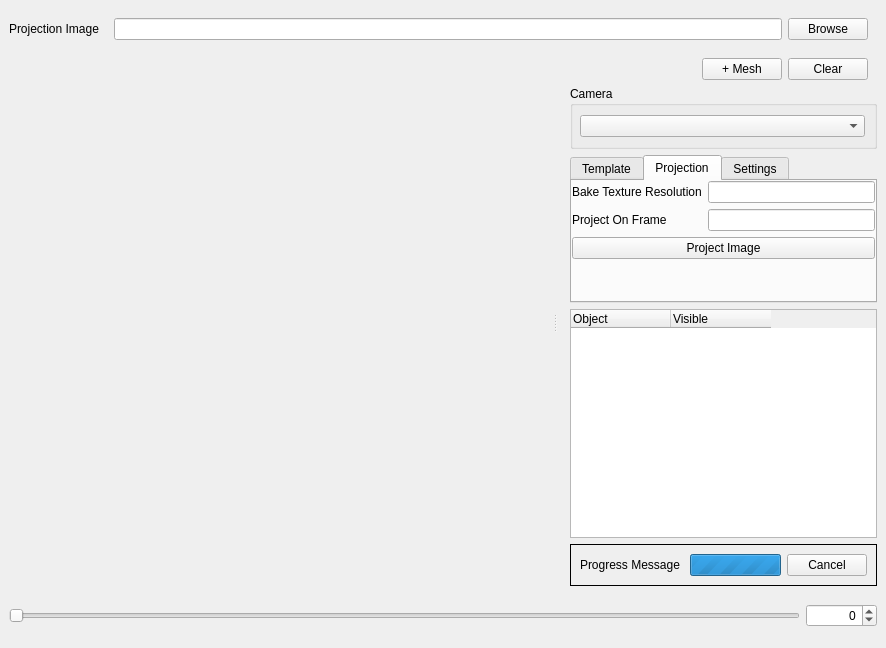
Before: the Qt Designer form src/projector.ui in markreidvfx/glprojectiontool, drawn with Qt 5.
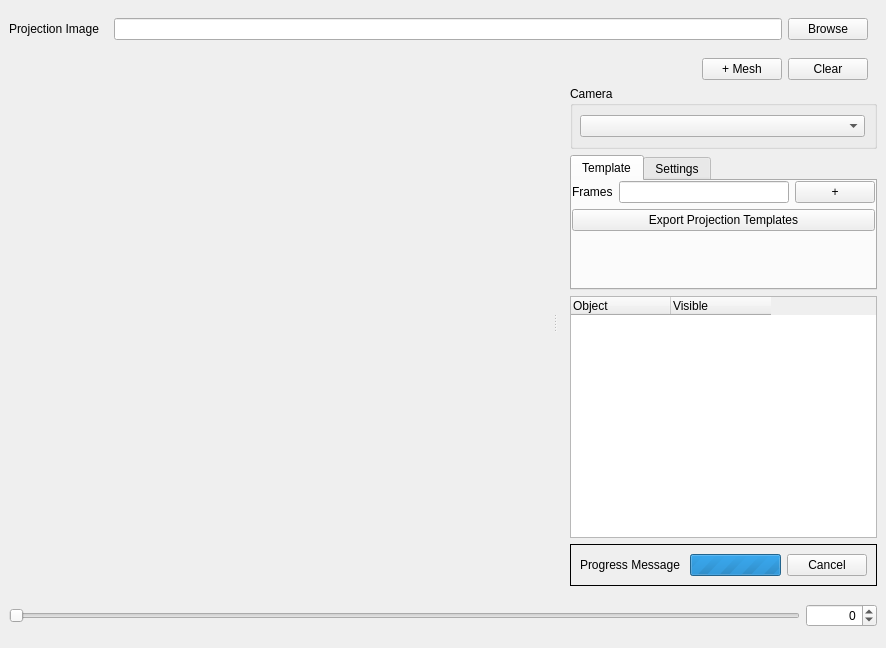
After: the same form once the commit is applied. The open tabs and pages were chosen to show the change. Custom widgets are drawn as their Qt base class.

Commit message: removed projection tab for now

What changed in the file:
```diff
--- a/src/projector.ui
+++ b/src/projector.ui
@@ -226,7 +226,7 @@
             </layout>
            </widget>
           </item>
-          <item alignment="Qt::AlignTop">
+          <item>
            <widget class="QTabWidget" name="mode_select">
             <property name="sizePolicy">
              <sizepolicy hsizetype="Expanding" vsizetype="Minimum">
@@ -309,69 +309,6 @@
               </item>
              </layout>
             </widget>
-            <widget class="QWidget" name="Projection">
-             <attribute name="title">
-              <string>Projection</string>
-             </attribute>
-             <layout class="QVBoxLayout" name="verticalLayout_6">
-              <property name="leftMargin">
-               <number>0</number>
-              </property>
-              <property name="topMargin">
-               <number>0</number>
-              </property>
-              <property name="rightMargin">
-               <number>0</number>
-              </property>
-              <property name="bottomMargin">
-               <number>0</number>
-              </property>
-              <item>
-               <layout class="QGridLayout" name="gridLayout_3">
-                <item row="0" column="0">
-                 <widget class="QLabel" name="label_3">
-                  <property name="text">
-                   <string>Bake Texture Resolution</string>
-                  </property>
-                 </widget>
-                </item>
-                <item row="0" column="1">
-                 <widget class="QLineEdit" name="lineEdit_3"/>
-                </item>
-                <item row="1" column="0">
-                 <widget class="QLabel" name="label_4">
-                  <property name="text">
-                   <string>Project On Frame</string>
-                  </property>
-                 </widget>
-                </item>
-                <item row="1" column="1">
-                 <widget class="QLineEdit" name="lineEdit_4"/>
-                </item>
-               </layout>
-              </item>
-              <item>
-               <widget class="QPushButton" name="pushButton_2">
-                <property name="text">
-                 <string>Project Image</string>
-                </property>
-               </widget>
-              </item>
-              <item>
-               <spacer name="verticalSpacer_3">
-                <property name="orientation">
-                 <enum>Qt::Vertical</enum>
-                </property>
-                <property name="sizeHint" stdset="0">
-                 <size>
-                  <width>20</width>
-                  <height>40</height>
-                 </size>
-                </property>
-               </spacer>
-              </item>
-             </layout>
-            </widget>
             <widget class="QWidget" name="Settiings">
              <property name="sizePolicy">
               <sizepolicy hsizetype="Preferred" vsizetype="Preferred">
```
Left out of the diff: 3 changed lines with no effect on the pictures.
